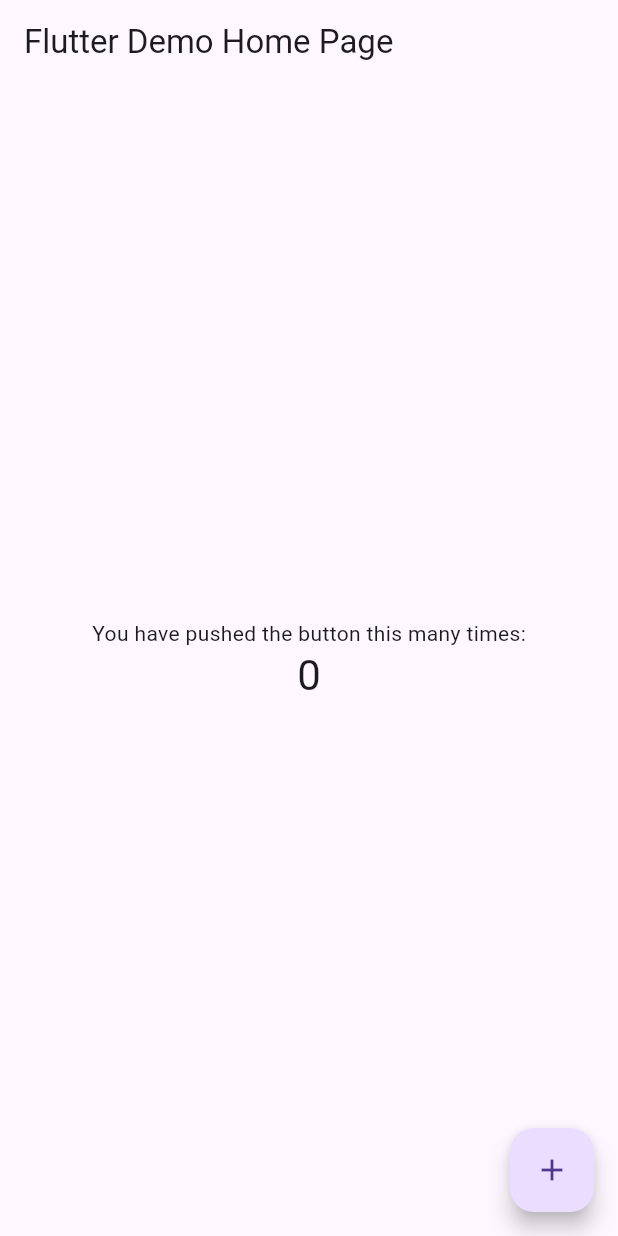
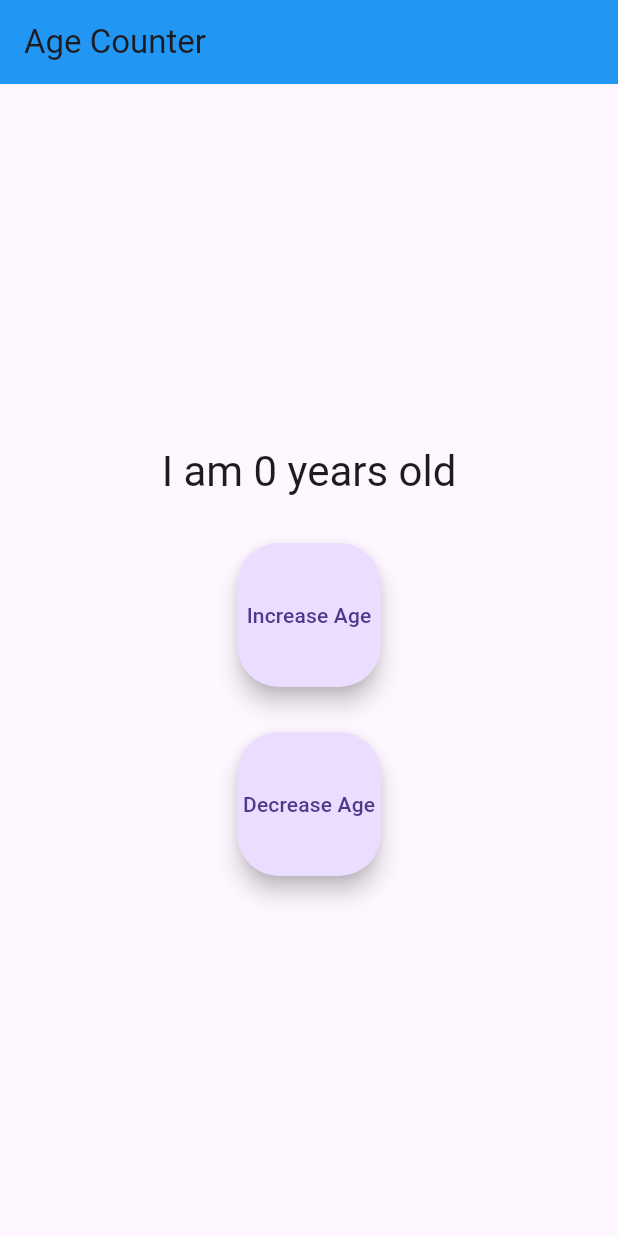
Before and after one commit to skylerplumley/inclass6, a Flutter app: the screen it shows after launch, on a phone screen of 412 x 824 dp. Run offline on Flutter 3.47's test engine with Material 3 defaults, Android fonts, the phone set to English and light mode, and no system bars; missing offline and left inert: window_size.

Commit message:
Base code created with floating point buttons and increment/decrement functions

```diff
--- a/lib/main.dart
+++ b/lib/main.dart
@@ -47,10 +47,15 @@ void setupWindow() {
 /// [ChangeNotifier] is a class in `flutter:foundation`. [Counter] does
 /// _not_ depend on Provider.
 class Counter with ChangeNotifier {
-  int value = 0;
+  int age = 0;
 
   void increment() {
-    value += 1;
+    age += 1;
+    notifyListeners();
+  }
+
+  void decrement() {
+    age -= 1;
     notifyListeners();
   }
 }
@@ -78,49 +83,39 @@ class MyHomePage extends StatelessWidget {
   Widget build(BuildContext context) {
     return Scaffold(
       appBar: AppBar(
-        title: const Text('Flutter Demo Home Page'),
+        title: const Text('Age Counter'),
+        backgroundColor: Colors.blue,
       ),
       body: Center(
         child: Column(
           mainAxisAlignment: MainAxisAlignment.center,
           children: [
-            const Text('You have pushed the button this many times:'),
-// Consumer looks for an ancestor Provider widget
-// and retrieves its model (Counter, in this case).
-// Then it uses that model to build widgets, and will trigger
-// rebuilds if the model is updated.
             Consumer<Counter>(
               builder: (context, counter, child) => Text(
-                '${counter.value}',
+                'I am ${counter.age} years old',
                 style: Theme.of(context).textTheme.headlineMedium,
               ),
+            ),
+            const SizedBox(height: 30),
+            Column(
+              mainAxisAlignment: MainAxisAlignment.center,
+              children: [
+                FloatingActionButton.large(
+                  onPressed: () => context.read<Counter>().increment(),
+                  tooltip: 'Increase Age',
+                  child: const Text('Increase Age'),
+                ),
+                const SizedBox(height: 30),
+                FloatingActionButton.large(
+                  onPressed: () => context.read<Counter>().decrement(),
+                  tooltip: 'Decrease Age',
+                  child: const Text('Decrease Age'),
+                ),
+              ],
             ),
           ],
         ),
       ),
-      floatingActionButton: FloatingActionButton(
-        onPressed: () {
-// You can access your providers anywhere you have access
-// to the context. One way is to use Provider.of<Counter>(context).
-// The provider package also defines extension methods on the context
-// itself. You can call context.watch<Counter>() in a build method
-// of any widget to access the current state of Counter, and to ask
-// Flutter to rebuild your widget anytime Counter changes.
-//
-// You can't use context.watch() outside build methods, because that
-// often leads to subtle bugs. Instead, you should use
-// context.read<Counter>(), which gets the current state
-// but doesn't ask Flutter for future rebuilds.
-//
-// Since we're in a callback that will be called whenever the user
-// taps the FloatingActionButton, we are not in the build method here.
-// We should use context.read().
-          var counter = context.read<Counter>();
-          counter.increment();
-        },
-        tooltip: 'Increment',
-        child: const Icon(Icons.add),
-      ),
     );
   }
 }
```
